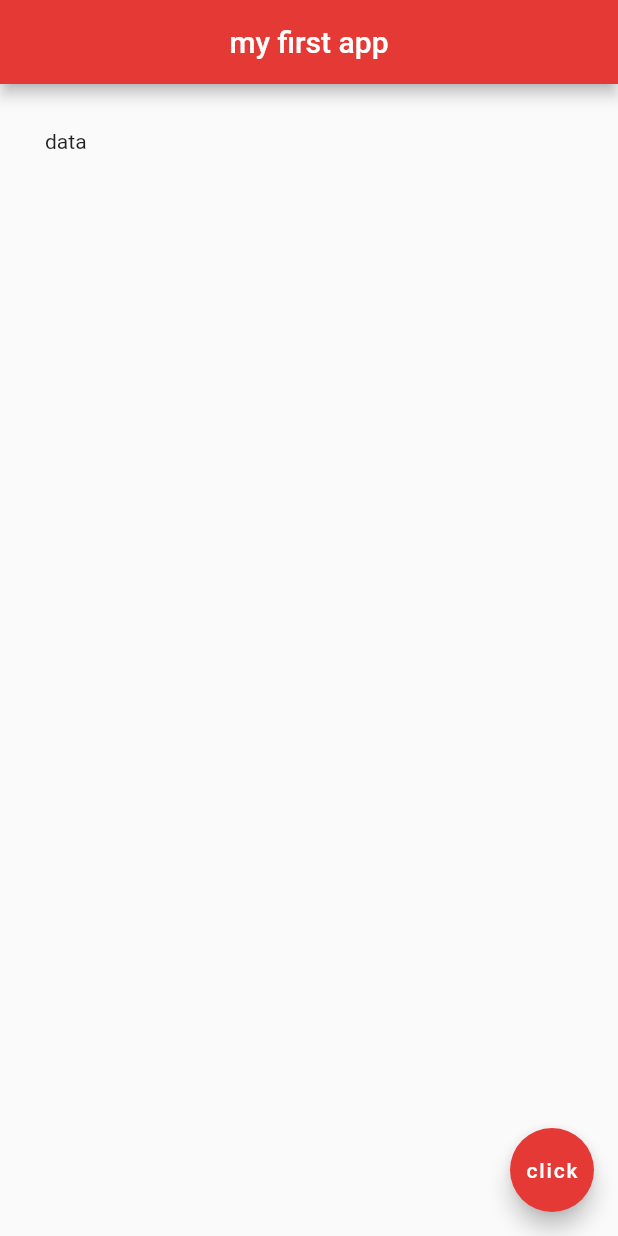
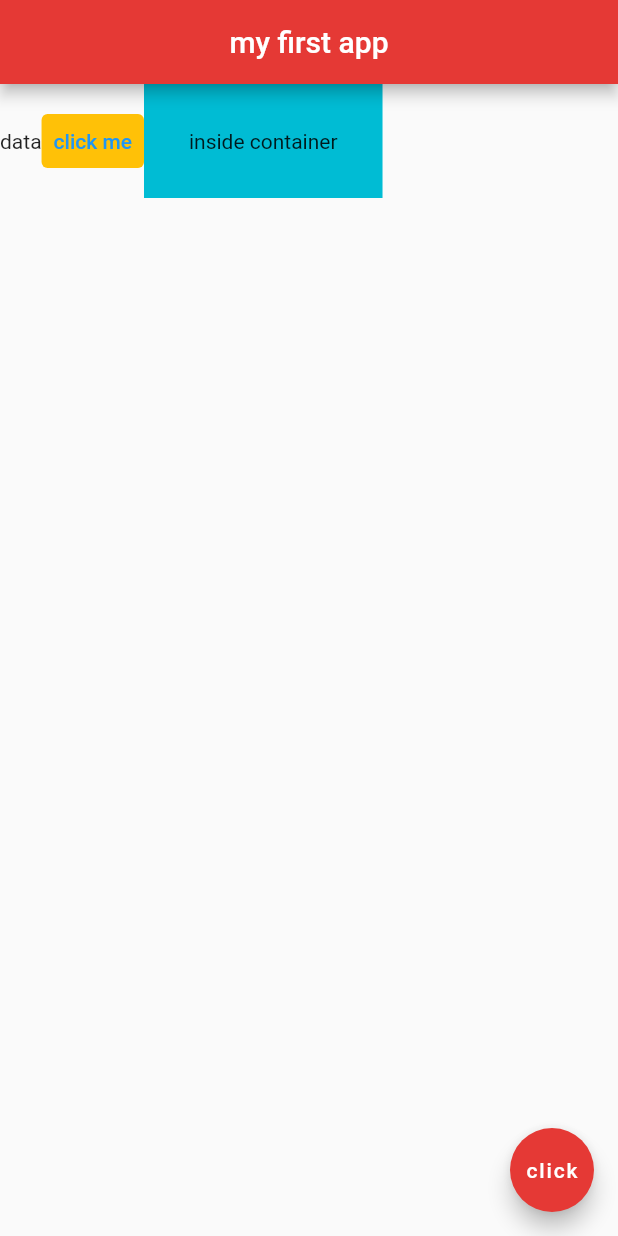
Before and after one commit to kwakyebrilliant/flutterapp, a Flutter app: the screen it shows after launch, on a phone screen of 412 x 824 dp. Run offline on Flutter 3.47's test engine with Material 2 defaults, Android fonts, the phone set to English and light mode, and no system bars.

Commit message:
row added

```diff
--- a/lib/main.dart
+++ b/lib/main.dart
@@ -15,9 +15,22 @@ class Home extends StatelessWidget {
         centerTitle: true,
         backgroundColor: Colors.red[600],
       ),
-      body: const Padding(
-        padding: EdgeInsets.all(30.0),
-        child: Text('data'),
+      body: Row(
+        children: <Widget>[
+          const Text('data'),
+          TextButton(
+            onPressed: () {},
+            style: TextButton.styleFrom(
+              backgroundColor: Colors.amber, // background
+            ),
+            child: const Text('click me'),
+          ),
+          Container(
+            color: Colors.cyan,
+            padding: const EdgeInsets.all(30.0),
+            child: const Text('inside container'),
+          ),
+        ],
       ),
       floatingActionButton: FloatingActionButton(
         onPressed: () {},
```
